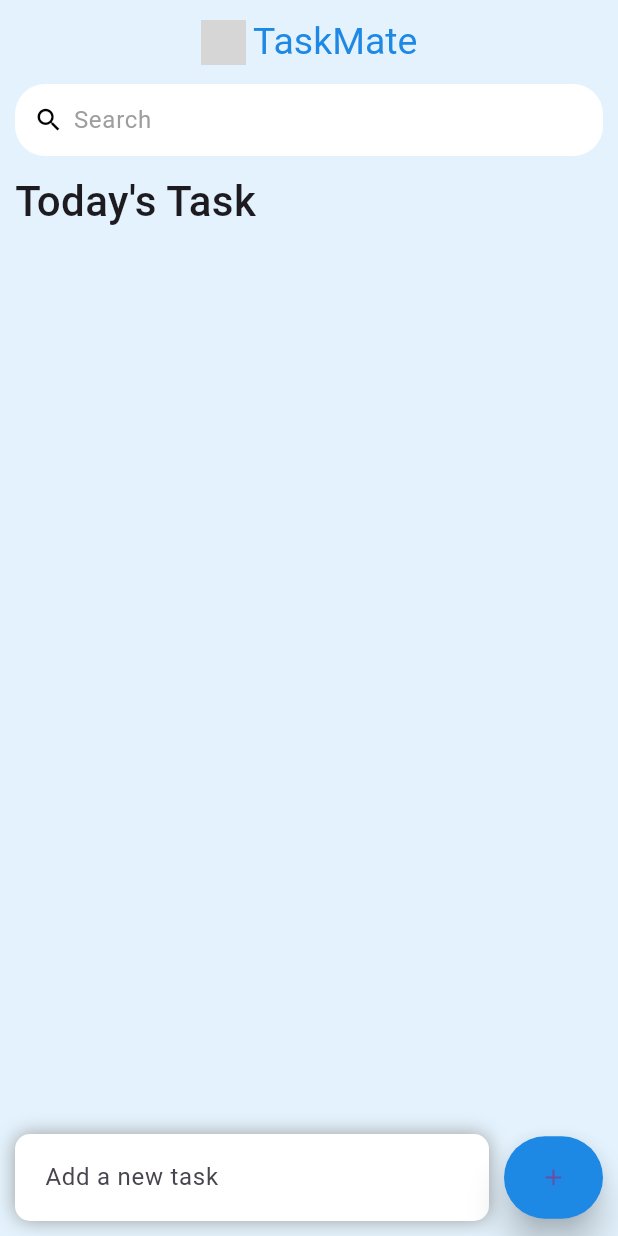
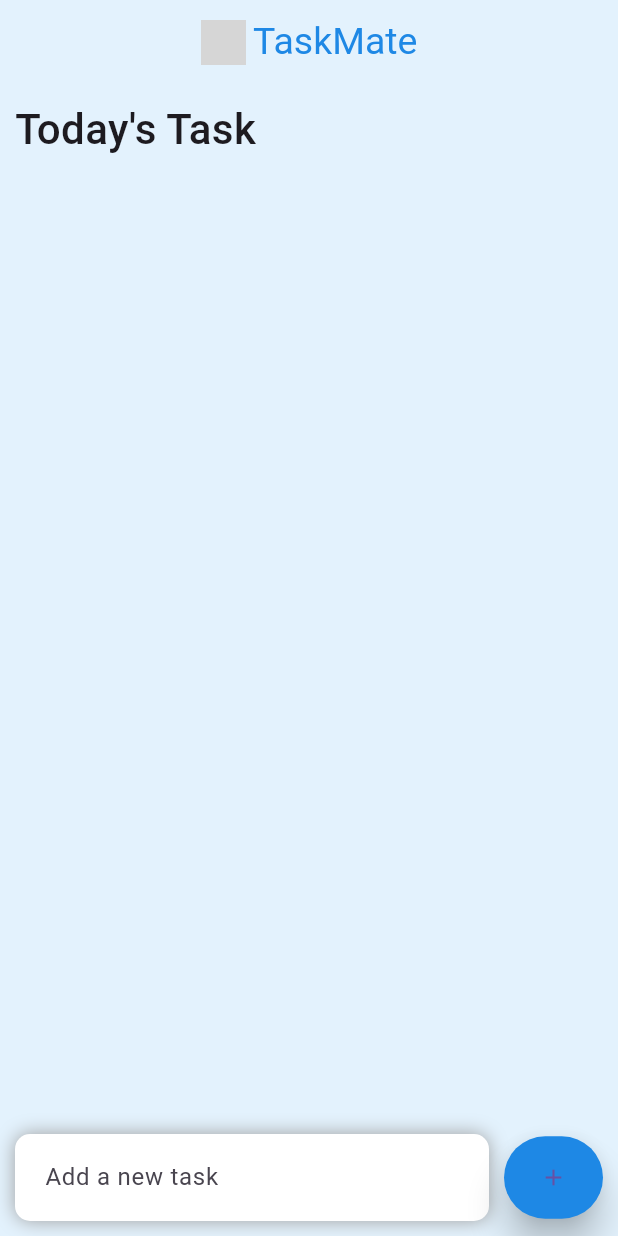
Before and after one commit to Harshrai1023/flutter_todo_bloc, a Flutter app: the screen it shows after launch, on a phone screen of 412 x 824 dp. Run offline on Flutter 3.47's test engine with Material 3 defaults, Android fonts, the phone set to English and light mode, and no system bars; our stand-ins replace flutter_bloc, hydrated_bloc; grey boxes are pictures that could not be loaded.

Commit message:
Removed search

```diff
--- a/lib/screens/home_screen.dart
+++ b/lib/screens/home_screen.dart
@@ -41,32 +41,32 @@ class HomeScreen extends StatelessWidget {
       body: Column(
         crossAxisAlignment: CrossAxisAlignment.start,
         children: [
-          Container(
-            margin: const EdgeInsets.symmetric(horizontal: 10),
-            padding: const EdgeInsets.symmetric(horizontal: 10),
-            decoration: BoxDecoration(
-              color: Colors.white,
-              borderRadius: BorderRadius.circular(20),
-            ),
-            child: TextField(
-              // onChanged: context.read<TodoCubit>().filterTodo,
-              decoration: InputDecoration(
-                contentPadding: const EdgeInsets.all(0),
-                prefixIcon: Icon(
-                  Icons.search,
-                  color: cusBlack,
-                  size: 20,
-                ),
-                prefixIconConstraints: const BoxConstraints(
-                  maxHeight: 20,
-                  minWidth: 25,
-                ),
-                border: InputBorder.none,
-                hintText: "Search",
-                hintStyle: TextStyle(color: cusGrey),
-              ),
-            ),
-          ),
+          // Container(
+          //   margin: const EdgeInsets.symmetric(horizontal: 10),
+          //   padding: const EdgeInsets.symmetric(horizontal: 10),
+          //   decoration: BoxDecoration(
+          //     color: Colors.white,
+          //     borderRadius: BorderRadius.circular(20),
+          //   ),
+          //   child: TextField(
+          //     // onChanged: context.read<TodoCubit>().filterTodo,
+          //     decoration: InputDecoration(
+          //       contentPadding: const EdgeInsets.all(0),
+          //       prefixIcon: Icon(
+          //         Icons.search,
+          //         color: cusBlack,
+          //         size: 20,
+          //       ),
+          //       prefixIconConstraints: const BoxConstraints(
+          //         maxHeight: 20,
+          //         minWidth: 25,
+          //       ),
+          //       border: InputBorder.none,
+          //       hintText: "Search",
+          //       hintStyle: TextStyle(color: cusGrey),
+          //     ),
+          //   ),
+          // ),
           Container(
             margin: const EdgeInsets.all(10),
             child: const Text(
```
